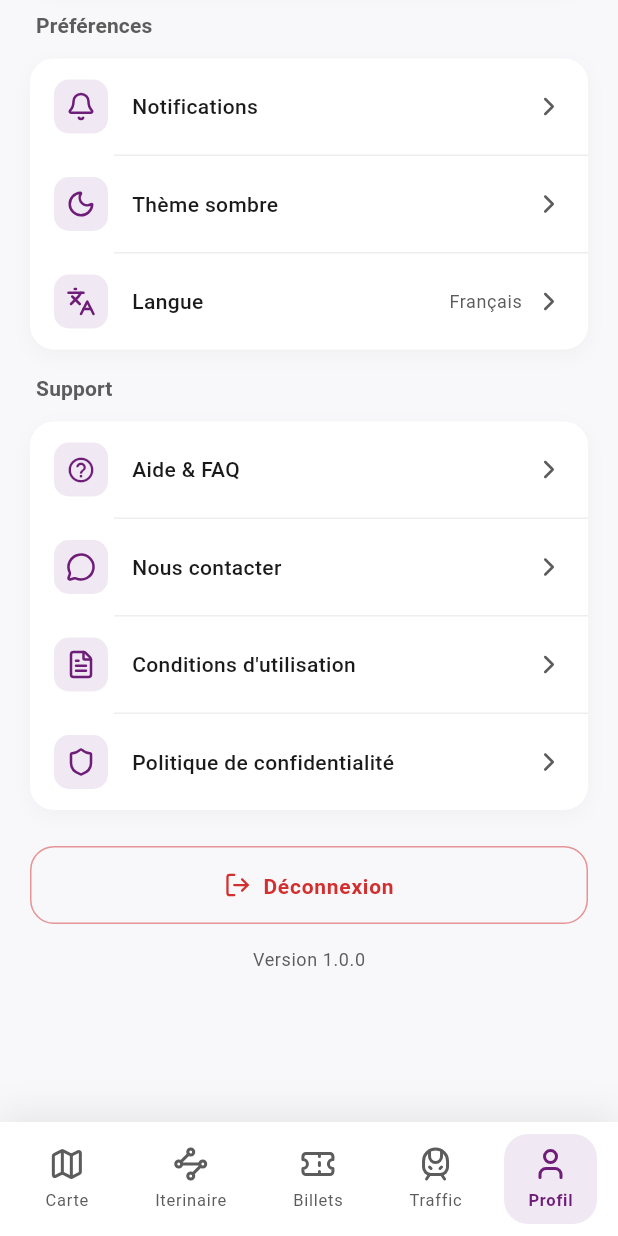
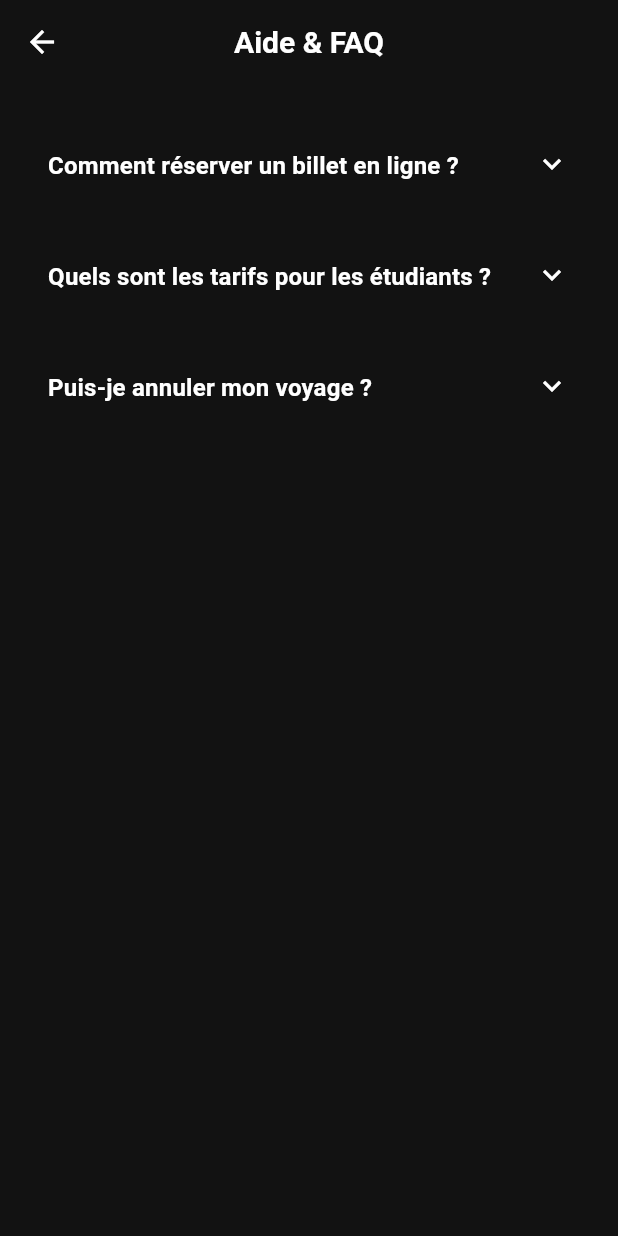
Before and after one commit to Nour-eng-cloud-art/sntf, a Flutter app: the screen it shows once a user with an empty profile is signed in, item 5 of the bottom bar chosen, scrolled down 496 dp, after a tap on "Aide & FAQ", on a phone screen of 412 x 824 dp. Run offline on Flutter 3.47's test engine with Material 3 defaults, Android fonts, the phone set to English and light mode, and no system bars; our stand-ins replace flutter_dotenv, flutter_map, geolocator, latlong2, lucide_icons_flutter, shared_preferences and 1 more; missing offline and left inert: location_picker_flutter_map; accounts and stored records are empty.

Commit message:
adding pages

```diff
--- a/lib/main.dart
+++ b/lib/main.dart
@@ -10,7 +10,11 @@ import 'package:sntf/providers/incident_provider.dart';
 import 'package:sntf/providers/map_provider.dart';
 import 'package:sntf/ui/screen/auth/login.dart';
 import 'package:sntf/ui/screen/auth/signin.dart';
+import 'package:sntf/ui/screen/home/aide.dart';
+import 'package:sntf/ui/screen/home/contact.dart';
 import 'package:sntf/ui/screen/home/home_page.dart';
+import 'package:sntf/ui/screen/home/policy.dart';
+import 'package:sntf/ui/screen/home/user_condition.dart';
 import 'package:supabase_flutter/supabase_flutter.dart';
 
 Future<void> main() async {
@@ -135,6 +139,11 @@ class MyAppState extends State<MyApp> {
           '/login': (context) => const Login(),
           '/signin': (context) => const Signin(),
           '/home': (context) => const HomePage(),
+          'FaQ': (context) => const FAQPage(),
+          'Contact': (context) => const ContactPage(),
+          'Conditions': (context) => const ConditionsUtilisationPage(),
+          'Legal': (context) => const LegalTextPage(title: "Mentions Légales"),
+
         },
       ),
     );
--- /dev/null
+++ b/lib/ui/screen/home/aide.dart
@@ -0,0 +1,38 @@
+import 'package:flutter/material.dart';
+
+class FAQPage extends StatelessWidget {
+  const FAQPage({super.key});
+
+  @override
+  Widget build(BuildContext context) {
+    return Scaffold(
+      backgroundColor: const Color(0xFF121212),
+      appBar: AppBar(title: const Text("Aide & FAQ"), backgroundColor: Colors.transparent),
+      body: ListView(
+        padding: const EdgeInsets.all(16),
+        children: [
+          _buildFaqItem("Comment réserver un billet en ligne ?",
+            "Vous pouvez réserver via l'onglet 'Recherche' et payer par carte CIB ou Edahabia."),
+          _buildFaqItem("Quels sont les tarifs pour les étudiants ?",
+            "La SNTF propose une réduction de 50% sur présentation de la carte d'étudiant valide."),
+          _buildFaqItem("Puis-je annuler mon voyage ?",
+            "L'annulation est possible au guichet jusqu'à 2 heures avant le départ."),
+        ],
+      ),
+    );
+  }
+
+  Widget _buildFaqItem(String question, String answer) {
+    return ExpansionTile(
+      title: Text(question, style: const TextStyle(color: Colors.white, fontWeight: FontWeight.bold)),
+      iconColor: Colors.purpleAccent,
+      collapsedIconColor: Colors.white,
+      children: [
+        Padding(
+          padding: const EdgeInsets.all(16.0),
+          child: Text(answer, style: const TextStyle(color: Colors.grey)),
+        ),
+      ],
+    );
+  }
+}
```
Also changed, not shown: lib/ui/screen/home/contact.dart (added, +58 -0 lines), lib/ui/screen/home/policy.dart (added, +123 -0 lines), lib/ui/screen/home/tabs/profile_tab.dart (+12 -4 lines), lib/ui/screen/home/user_condition.dart (added, +22 -0 lines).
